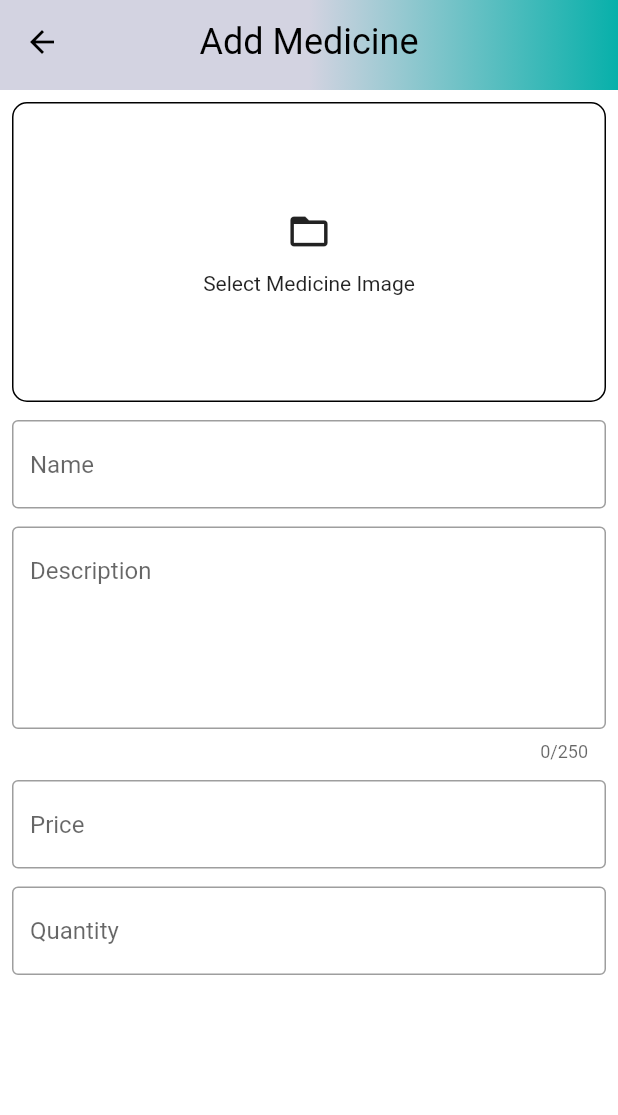
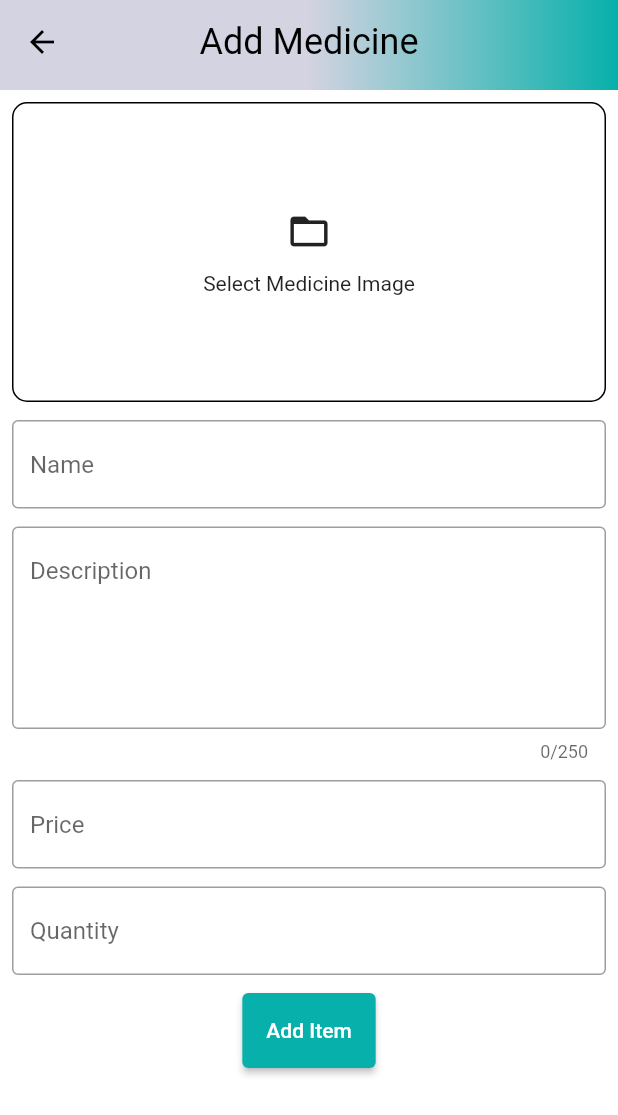
Before and after one commit to navneet3961/PharmacyBuddyFronted, a Flutter app: the AddProductScreen screen opened by its route, after a tap on "Select Medicine Image", on a phone screen of 412 x 824 dp. Shown: the top 1115 px of the screen. Run offline on Flutter 3.47's test engine with Material 2 defaults, Android fonts, the phone set to English and light mode, and no system bars; our stand-ins replace file_picker, flutter_dotenv, shared_preferences; missing offline and left inert: cloudinary_public; accounts and stored records are empty; network calls fail.

Commit message:
Added item to the database with image url by admin functionality

```diff
--- a/lib/common-widgets/custom_text.dart
+++ b/lib/common-widgets/custom_text.dart
@@ -10,7 +10,7 @@ class CustomText extends StatelessWidget {
     required this.str,
     this.size = 15,
     this.weight = FontWeight.normal,
-    this.color = Colors.white,
+    this.color = Colors.black,
   }) : super(key: key);
 
   @override
--- /dev/null
+++ b/lib/models/item.dart
@@ -0,0 +1,42 @@
+import 'dart:convert';
+
+class Item {
+  final String name;
+  final String description;
+  final double price;
+  final int quantity;
+  final String imageUrl;
+  Item({
+    required this.name,
+    required this.description,
+    required this.price,
+    required this.quantity,
+    required this.imageUrl,
+  });
+
+  Map<String, dynamic> toMap() {
+    return {
+      'name': name,
+      'description': description,
+      'price': price,
+      'quantity': quantity,
+      'imageUrl': imageUrl,
+    };
+  }
+
+  factory Item.fromMap(Map<String, dynamic> map) {
+    return Item(
+      name: map['name'],
+      description: map['description'],
+      price: map['price'],
+      quantity: map['quantity'],
+      imageUrl: map['imageUrl'],
+    );
+  }
+
+  String toJson() => json.encode(toMap());
+
+  // Here added ["data"] because all the data about the user is in data key
+  factory Item.fromJson(String source) =>
+      Item.fromMap(json.decode(source)["data"]);
+}
--- a/lib/models/user.dart
+++ b/lib/models/user.dart
@@ -56,7 +56,7 @@ class User {
 
   String toJson() => json.encode(toMap());
 
-// Here added ["data"] because all the data about the user is in data key
+  // Here added ["data"] because all the data about the user is in data key
   factory User.fromJson(String source) =>
       User.fromMap(json.decode(source)["data"]);
 
--- a/lib/router.dart
+++ b/lib/router.dart
@@ -1,5 +1,5 @@
 import 'package:flutter/material.dart';
-import 'package:pharmacy_buddy/screens/admin/add_product_screen.dart';
+import 'package:pharmacy_buddy/screens/admin/add_item_screen.dart';
 import 'package:pharmacy_buddy/screens/auth_screen.dart';
 import 'package:pharmacy_buddy/screens/home_screen.dart';
 import 'package:pharmacy_buddy/screens/admin/admin_screen.dart';
--- a/lib/screens/account_screen.dart
+++ b/lib/screens/account_screen.dart
@@ -28,7 +28,7 @@ class AccountScreen extends StatelessWidget {
           title: Row(
             mainAxisAlignment: MainAxisAlignment.spaceBetween,
             children: [
-              Image.network(
+              Image.asset(
                 'assets/images/logo.png',
                 height: 50,
               ),
--- a/lib/screens/admin/add_product_screen.dart
+++ b/lib/screens/admin/add_item_screen.dart
@@ -1,7 +1,11 @@
+import 'dart:io';
 import 'package:flutter/material.dart';
 import 'package:pharmacy_buddy/common-widgets/custom_text.dart';
 import 'package:pharmacy_buddy/common-widgets/custom_text_form_field.dart';
+import 'package:pharmacy_buddy/services/admin_service.dart';
 import 'package:pharmacy_buddy/utils/constants.dart';
+import 'package:pharmacy_buddy/utils/image_picker.dart';
+import 'package:pharmacy_buddy/utils/snackbar.dart';
 
 class AddProductScreen extends StatefulWidget {
   static const String routeName = '/add-product-screen';
@@ -12,10 +16,13 @@ class AddProductScreen extends StatefulWidget {
 }
 
 class _AddProductScreenState extends State<AddProductScreen> {
+  File? image;
   final TextEditingController _nameController = TextEditingController();
   final TextEditingController _descriptionController = TextEditingController();
   final TextEditingController _priceController = TextEditingController();
   final TextEditingController _quantityController = TextEditingController();
+  final _addItemFromKey = GlobalKey<FormState>();
+  final AdminService _adminService = AdminService();
 
   @override
   void dispose() {
@@ -24,6 +31,28 @@ class _AddProductScreenState extends State<AddProductScreen> {
     _priceController.dispose();
     _quantityController.dispose();
     super.dispose();
+  }
+
+  void addItemToDatabase() {
+    if (_addItemFromKey.currentState!.validate() && image != null) {
+      _adminService.addItem(
+          context: context,
+          name: _nameController.text,
+          description: _descriptionController.text,
+          price: double.parse(_priceController.text),
+          quantity: int.parse(_quantityController.text),
+          image: image!);
+    } else {
+      showSnackBar(context, "Something went wrong");
+    }
+  }
+
+  void selectImage() async {
+    var res = await pickImage();
+
+    setState(() {
+      image = res;
+    });
   }
 
   @override
@@ -43,7 +72,6 @@ class _AddProductScreenState extends State<AddProductScreen> {
             str: "Add Medicine",
             size: 24,
             weight: FontWeight.w400,
-            color: Colors.black,
           ),
         ),
       ),
@@ -51,12 +79,18 @@ class _AddProductScreenState extends State<AddProductScreen> {
         child: Padding(
           padding: const EdgeInsets.all(8.0),
           child: Form(
+            key: _addItemFromKey,
             child: Column(
               children: [
-                GestureDetector(
-                  onTap: () {
-                    print("Hello");
-                  },
+                image != null
+                    ? Image.file(
+                        image!,
+                        width: double.infinity,
+                        height: 200,
+                        fit: BoxFit.fill,
+                      )
+                    : GestureDetector(
+                        onTap: selectImage,
                         child: Container(
                           width: double.infinity,
                           height: 200,
@@ -102,6 +136,18 @@ class _AddProductScreenState extends State<AddProductScreen> {
                   controller: _quantityController,
                   hintText: "Quantity",
                 ),
+                const SizedBox(height: 12),
+                ElevatedButton(
+                  onPressed: addItemToDatabase,
+                  style: ButtonStyle(
+                    minimumSize: MaterialStateProperty.all(
+                      const Size(25, 50),
+                    ),
+                  ),
+                  child: const Text(
+                    "Add Item",
+                  ),
+                ),
               ],
             ),
           ),
--- a/lib/screens/admin/posts_screen.dart
+++ b/lib/screens/admin/posts_screen.dart
@@ -1,5 +1,5 @@
 import 'package:flutter/material.dart';
-import 'package:pharmacy_buddy/screens/admin/add_product_screen.dart';
+import 'package:pharmacy_buddy/screens/admin/add_item_screen.dart';
 
 class PostsScreen extends StatefulWidget {
   const PostsScreen({super.key});
--- a/lib/screens/home_screen.dart
+++ b/lib/screens/home_screen.dart
@@ -1,8 +1,6 @@
 import 'package:flutter/material.dart';
-import 'package:pharmacy_buddy/providers/user_provider.dart';
 import 'package:pharmacy_buddy/screens/widgets/search_box.dart';
 import 'package:pharmacy_buddy/utils/constants.dart';
-import 'package:provider/provider.dart';
 
 class HomeScreen extends StatefulWidget {
   static const String routeName = '/home-screen';
@@ -23,7 +21,6 @@ class _HomeScreenState extends State<HomeScreen> {
 
   @override
   Widget build(BuildContext context) {
-    print(Provider.of<UserProvider>(context).user.isAdmin);
     return Scaffold(
       appBar: PreferredSize(
         preferredSize: const Size.fromHeight(60),
--- /dev/null
+++ b/lib/utils/image_picker.dart
@@ -0,0 +1,20 @@
+import 'dart:io';
+import 'package:file_picker/file_picker.dart';
+import 'package:flutter/material.dart';
+
+Future<File> pickImage() async {
+  var image;
+
+  try {
+    var file = await FilePicker.platform
+        .pickFiles(type: FileType.image, allowMultiple: false);
+
+    if (file != null && file.files.isNotEmpty) {
+      image = File(file.files.single.path!);
+    }
+  } catch (e) {
+    debugPrint(e.toString());
+  }
+
+  return image;
+}
--- a/pubspec.yaml
+++ b/pubspec.yaml
@@ -39,6 +39,8 @@ dependencies:
   http: ^0.13.5
   provider: ^6.0.5
   shared_preferences: ^2.1.0
+  file_picker: ^5.3.0
+  cloudinary_public: ^0.21.0
 
 dev_dependencies:
   flutter_test:
```
Also changed, not shown: lib/screens/admin/admin_screen.dart (+37 -8 lines), lib/services/admin_service.dart (added, +60 -0 lines), pubspec.lock, 1 other file. Lines whose indentation alone changed are shown as unchanged.
